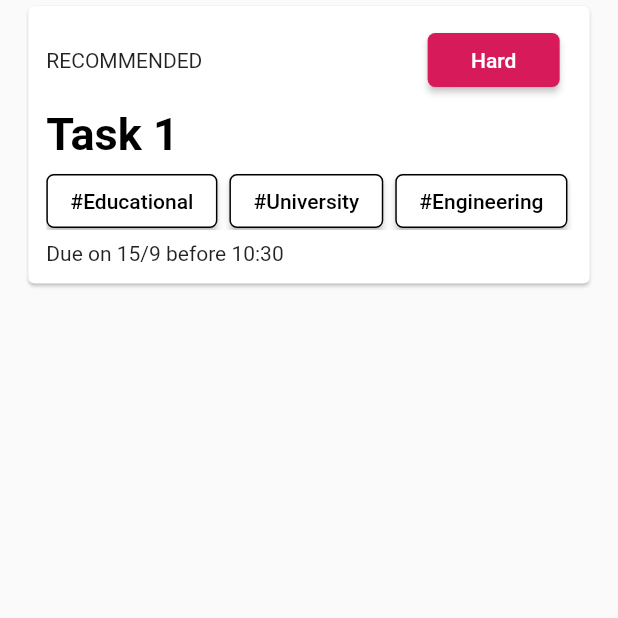
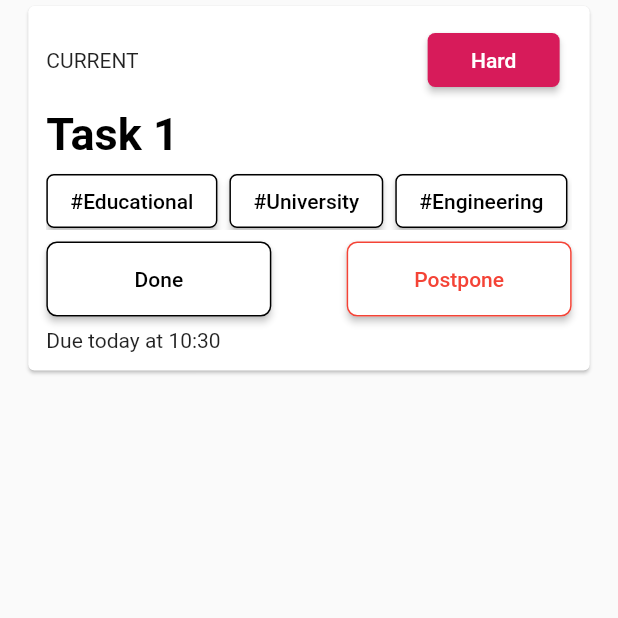
Before and after one commit to HamzaIdries/flexoclock, a Flutter app: the screen it shows after launch, on a phone screen of 412 x 824 dp, the top half of it. Run offline on Flutter 3.47's test engine with Material 2 defaults, Android fonts, the phone set to English and light mode, and no system bars.

Commit message:
cont. refactoring cards

```diff
--- a/lib/components/card.dart
+++ b/lib/components/card.dart
@@ -11,6 +11,7 @@ class CurrentTaskChoices extends StatelessWidget {
       children: <Widget>[
         flexibleVerticalPadding(),
         Row(
+          mainAxisAlignment: MainAxisAlignment.spaceBetween,
           children: <Widget>[
             ButtonTheme(
               height: 50,
@@ -30,16 +31,35 @@ class CurrentTaskChoices extends StatelessWidget {
                   )
               ),
             ),
-            SizedBox(
-              width: 10,
+            ButtonTheme(
+              height: 50,
+              minWidth: 150,
+              child: RaisedButton(
+                  color: Colors.white,
+                  shape: RoundedRectangleBorder(
+                    borderRadius: BorderRadius.circular(7.0),
+                    side: BorderSide(color: Colors.red),
+                  ),
+                  onPressed: (){}, // TODO: implement the postpone press
+                  child: Text(
+                    'Postpone',
+                    style: TextStyle(
+                      color: Colors.red,
+                    ),
+                  )
+              ),
             ),
-            Text(
-                'Postpone',
-            )
           ],
         ),
       ],
     );
+  }
+}
+
+extension DateOnlyCompare on DateTime {
+  bool isSameDate(DateTime other) {
+    return this.year == other.year && this.month == other.month
+        && this.day == other.day;
   }
 }
 
@@ -81,13 +101,14 @@ Widget displayDeadline(DateTime deadline) {
   final tomorrow = DateTime(now.year, now.month, now.day + 1);
   final String date =  '${deadline.day.toString()}/${deadline.month.toString()}';
   print(today);
-  final finalDate = deadline == today ? 'today' : deadline == tomorrow ? 'tomorrow' : 'on $date';
-  final String time =  '${deadline.hour.toString()}:${deadline.minute.toString()}';
+  final finalDate = deadline.isSameDate(today) ? 'today' : deadline.isSameDate(tomorrow) ? 'tomorrow' : 'on $date';
+  final fixedHour = (deadline.hour - (deadline.hour > 12 ? 12 : 0)).toString();
+  final String time =  '${deadline.hour}:${deadline.minute}';
   return Column(
     children: <Widget>[
       flexibleVerticalPadding(),
       Text(
-        'Due $finalDate before $time',
+        'Due $finalDate at $time',
       ),
     ],
   );
--- a/lib/constants.dart
+++ b/lib/constants.dart
@@ -1,6 +1,8 @@
 import 'package:flutter/material.dart';
 
 const kImagePath = "assets/images/";
+
+
 
 // Flexible task card
 const kFlexibleVerticalPadding = 8.0;
--- a/lib/main.dart
+++ b/lib/main.dart
@@ -17,7 +17,7 @@ Task task1 = Task(
     "College",
     "This is an example of a very long tag"
   ],
-  start: null,
+  start: TimeOfDay.now(),
   hasDeadline: true,
   deadline: DateTime.now()
 );
--- a/pubspec.yaml
+++ b/pubspec.yaml
@@ -28,6 +28,7 @@ dependencies:
   # The following adds the Cupertino Icons font to your application.
   # Use with the CupertinoIcons class for iOS style icons.
   cupertino_icons: ^0.1.3
+  shared_preferences: ^0.4.2
 
 dev_dependencies:
   flutter_test:
```
Also changed, not shown: pubspec.lock.
